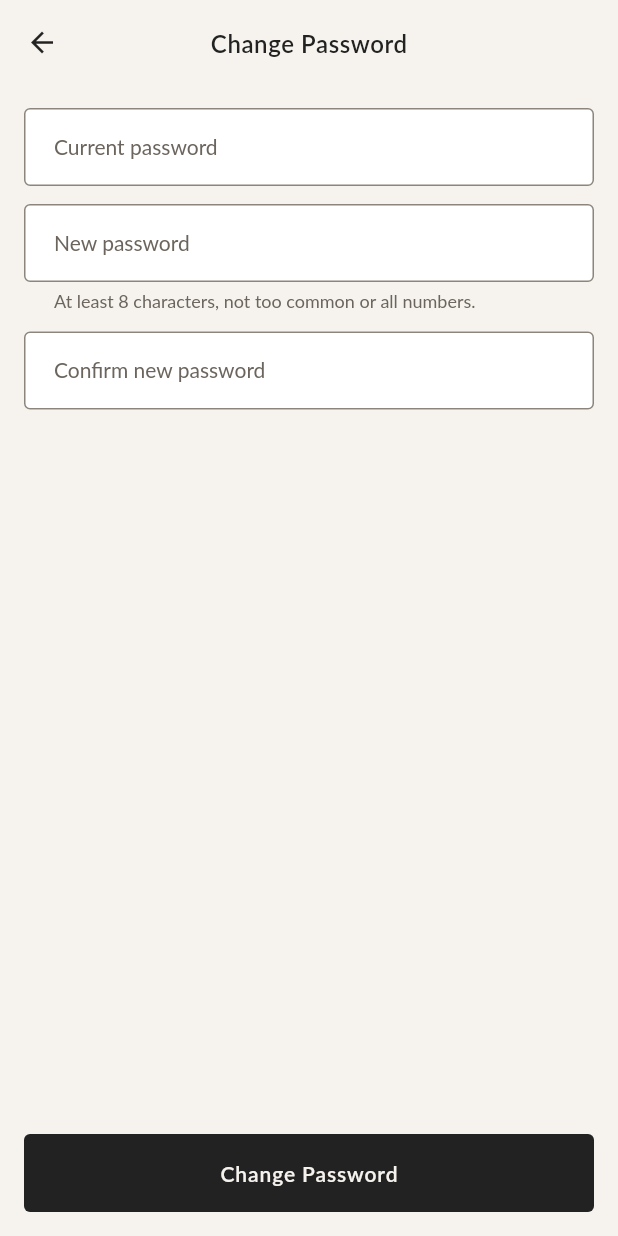
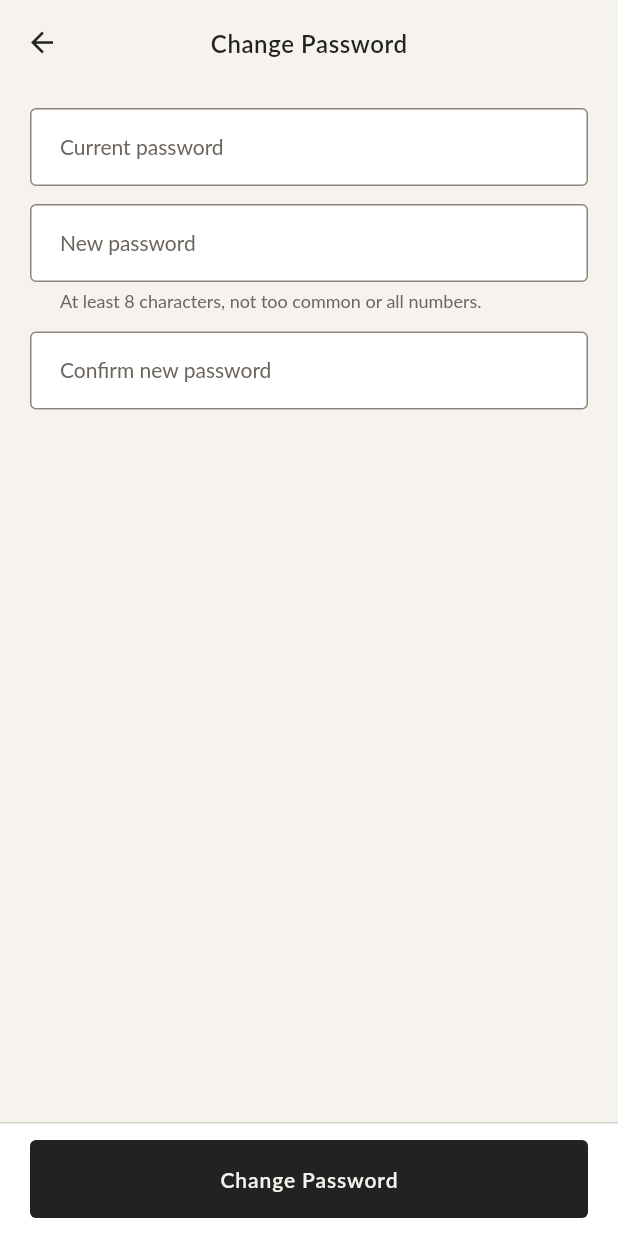
Before and after one commit to muazramzii/styva, a Flutter app: the ProfilePage screen opened by its route, after a tap on "Change Password", on a phone screen of 412 x 824 dp. Run offline on Flutter 3.47's test engine with Material 3 defaults, Android fonts, the phone set to English and light mode, and no system bars; our stand-ins replace dio, flutter_dotenv, flutter_riverpod, flutter_secure_storage, freezed_annotation, go_router; accounts and stored records are empty.

Commit message:
feat(ui): restyle Account, Edit Profile and Change Password
Account leads with the signed-in name and contact details, then one list
of destinations. Section labels no longer use the outline colour, which
was only 3.3:1 against the page background.

The two forms use the shared spacing, error text and bottom action bar.

```diff
--- a/styva_app/lib/features/profile/pages/change_password_page.dart
+++ b/styva_app/lib/features/profile/pages/change_password_page.dart
@@ -2,7 +2,10 @@ import 'package:flutter/material.dart';
 import 'package:flutter_riverpod/flutter_riverpod.dart';
 
 import '../../../core/router/app_router.dart';
+import '../../../core/theme/app_spacing.dart';
 import '../../../providers/profile_provider.dart';
+import '../../../shared/widgets/bottom_action_bar.dart';
+import '../../../shared/widgets/form_error_text.dart';
 
 class ChangePasswordPage extends ConsumerStatefulWidget {
   const ChangePasswordPage({super.key});
@@ -56,22 +59,26 @@ class _ChangePasswordPageState extends ConsumerState<ChangePasswordPage> {
       body: Form(
         key: _formKey,
         child: ListView(
-          padding: const EdgeInsets.all(16),
+          padding: const EdgeInsets.fromLTRB(AppSpacing.page, AppSpacing.lg, AppSpacing.page, AppSpacing.xl),
           children: [
             TextFormField(
               key: const Key('password_current'),
               controller: _current,
               enabled: !isSaving,
               obscureText: true,
+              textInputAction: TextInputAction.next,
+              autofillHints: const [AutofillHints.password],
               decoration: const InputDecoration(labelText: 'Current password'),
               validator: (v) => required(v, 'Current password'),
             ),
-            const SizedBox(height: 12),
+            const SizedBox(height: AppSpacing.md),
             TextFormField(
               key: const Key('password_new'),
               controller: _new,
               enabled: !isSaving,
               obscureText: true,
+              textInputAction: TextInputAction.next,
+              autofillHints: const [AutofillHints.newPassword],
               decoration: const InputDecoration(
                 labelText: 'New password',
                 helperText: 'At least 8 characters, not too common or all numbers.',
@@ -84,12 +91,14 @@ class _ChangePasswordPageState extends ConsumerState<ChangePasswordPage> {
                 return null;
               },
             ),
-            const SizedBox(height: 12),
+            const SizedBox(height: AppSpacing.md),
             TextFormField(
               key: const Key('password_confirm'),
               controller: _confirm,
               enabled: !isSaving,
               obscureText: true,
+              textInputAction: TextInputAction.done,
+              autofillHints: const [AutofillHints.newPassword],
               decoration: const InputDecoration(labelText: 'Confirm new password'),
               validator: (v) {
                 final missing = required(v, 'Confirmation');
@@ -99,22 +108,17 @@ class _ChangePasswordPageState extends ConsumerState<ChangePasswordPage> {
               },
             ),
             if (submitState case SubmitError(:final message)) ...[
-              const SizedBox(height: 16),
-              Text(message, style: TextStyle(color: Theme.of(context).colorScheme.error)),
+              const SizedBox(height: AppSpacing.lg),
+              FormErrorText(message),
             ],
           ],
         ),
       ),
-      bottomNavigationBar: SafeArea(
-        child: Padding(
-          padding: const EdgeInsets.all(16),
-          child: FilledButton(
-            key: const Key('password_submit'),
-            onPressed: isSaving ? null : _submit,
-            child: isSaving
-                ? const SizedBox.square(dimension: 20, child: CircularProgressIndicator(strokeWidth: 2))
-                : const Text('Change Password'),
-          ),
+      bottomNavigationBar: BottomActionBar(
+        child: FilledButton(
+          key: const Key('password_submit'),
+          onPressed: isSaving ? null : _submit,
+          child: isSaving ? const ButtonProgress() : const Text('Change Password'),
         ),
       ),
     );
--- a/styva_app/lib/features/profile/pages/edit_profile_page.dart
+++ b/styva_app/lib/features/profile/pages/edit_profile_page.dart
@@ -3,9 +3,12 @@ import 'package:flutter_riverpod/flutter_riverpod.dart';
 
 import '../../../core/constants/malaysia.dart';
 import '../../../core/router/app_router.dart';
+import '../../../core/theme/app_spacing.dart';
 import '../../../models/user_model.dart';
 import '../../../providers/auth_provider.dart';
 import '../../../providers/profile_provider.dart';
+import '../../../shared/widgets/bottom_action_bar.dart';
+import '../../../shared/widgets/form_error_text.dart';
 
 class EditProfilePage extends ConsumerStatefulWidget {
   const EditProfilePage({super.key});
@@ -67,7 +70,7 @@ class _EditProfilePageState extends ConsumerState<EditProfilePage> {
       body: Form(
         key: _formKey,
         child: ListView(
-          padding: const EdgeInsets.all(16),
+          padding: const EdgeInsets.fromLTRB(AppSpacing.page, AppSpacing.lg, AppSpacing.page, AppSpacing.xl),
           children: [
             TextFormField(
               key: const Key('profile_name'),
@@ -75,6 +78,8 @@ class _EditProfilePageState extends ConsumerState<EditProfilePage> {
               enabled: !isSaving,
               decoration: const InputDecoration(labelText: 'Full name'),
               textCapitalization: TextCapitalization.words,
+              textInputAction: TextInputAction.next,
+              autofillHints: const [AutofillHints.name],
               validator: (value) {
                 final text = value?.trim() ?? '';
                 if (text.isEmpty) return 'Full name is required';
@@ -82,20 +87,22 @@ class _EditProfilePageState extends ConsumerState<EditProfilePage> {
                 return null;
               },
             ),
-            const SizedBox(height: 12),
+            const SizedBox(height: AppSpacing.md),
             TextFormField(
               key: const Key('profile_phone'),
               controller: _phone,
               enabled: !isSaving,
               decoration: const InputDecoration(labelText: 'Phone (optional)', hintText: '012-345 6789'),
               keyboardType: TextInputType.phone,
+              textInputAction: TextInputAction.done,
+              autofillHints: const [AutofillHints.telephoneNumber],
               validator: (value) {
                 final text = value?.trim() ?? '';
                 if (text.isNotEmpty && !phonePattern.hasMatch(text)) return 'Enter a valid phone number';
                 return null;
               },
             ),
-            const SizedBox(height: 12),
+            const SizedBox(height: AppSpacing.md),
             TextFormField(
               // initialValue is read once; the key rebuilds the field if the
               // user loads after the page was first built.
@@ -108,22 +115,17 @@ class _EditProfilePageState extends ConsumerState<EditProfilePage> {
               ),
             ),
             if (submitState case SubmitError(:final message)) ...[
-              const SizedBox(height: 16),
-              Text(message, style: TextStyle(color: Theme.of(context).colorScheme.error)),
+              const SizedBox(height: AppSpacing.lg),
+              FormErrorText(message),
             ],
           ],
         ),
       ),
-      bottomNavigationBar: SafeArea(
-        child: Padding(
-          padding: const EdgeInsets.all(16),
-          child: FilledButton(
-            key: const Key('profile_save'),
-            onPressed: isSaving ? null : _save,
-            child: isSaving
-                ? const SizedBox.square(dimension: 20, child: CircularProgressIndicator(strokeWidth: 2))
-                : const Text('Save'),
-          ),
+      bottomNavigationBar: BottomActionBar(
+        child: FilledButton(
+          key: const Key('profile_save'),
+          onPressed: isSaving ? null : _save,
+          child: isSaving ? const ButtonProgress() : const Text('Save'),
         ),
       ),
     );
--- a/styva_app/lib/features/profile/pages/profile_page.dart
+++ b/styva_app/lib/features/profile/pages/profile_page.dart
@@ -3,97 +3,95 @@ import 'package:flutter_riverpod/flutter_riverpod.dart';
 import 'package:go_router/go_router.dart';
 
 import '../../../core/router/app_router.dart';
+import '../../../core/theme/app_colors.dart';
+import '../../../core/theme/app_spacing.dart';
 import '../../../providers/auth_provider.dart';
 
-/// The Account screen: profile summary plus entry points for editing the
-/// profile, orders, password, saved addresses and signing out.
+/// The Account screen: who is signed in, then entry points for editing the
+/// profile, orders, saved addresses, password and signing out.
 class ProfilePage extends ConsumerWidget {
   const ProfilePage({super.key});
 
   @override
   Widget build(BuildContext context, WidgetRef ref) {
     final user = ref.watch(currentUserProvider);
-    final colors = Theme.of(context).colorScheme;
+    final textTheme = Theme.of(context).textTheme;
+    final hasPhone = user?.phone.isNotEmpty ?? false;
 
     return Scaffold(
       appBar: AppBar(title: const Text('Account')),
       body: ListView(
         children: [
-          const _SectionHeader('Profile'),
-          ListTile(
-            leading: const Icon(Icons.person_outline),
-            title: const Text('Name'),
-            subtitle: Text(user?.fullName ?? ''),
-          ),
-          ListTile(
-            leading: const Icon(Icons.mail_outline),
-            title: const Text('Email'),
-            subtitle: Text(user?.email ?? ''),
-          ),
-          ListTile(
-            leading: const Icon(Icons.phone_outlined),
-            title: const Text('Phone'),
-            subtitle: Text(
-              (user?.phone.isNotEmpty ?? false) ? user!.phone : 'Not set',
-              style: (user?.phone.isNotEmpty ?? false) ? null : TextStyle(color: colors.outline),
+          Padding(
+            padding: const EdgeInsets.fromLTRB(AppSpacing.page, AppSpacing.xl, AppSpacing.page, AppSpacing.xl),
+            child: Column(
+              crossAxisAlignment: CrossAxisAlignment.start,
+              children: [
+                Semantics(header: true, child: Text(user?.fullName ?? '', style: textTheme.headlineMedium)),
+                const SizedBox(height: AppSpacing.md),
+                _ContactLine(icon: Icons.mail_outline, semanticLabel: 'Email', value: user?.email ?? ''),
+                const SizedBox(height: AppSpacing.xs),
+                _ContactLine(
+                  icon: Icons.phone_outlined,
+                  semanticLabel: 'Phone',
+                  value: hasPhone ? user!.phone : 'Not set',
+                  muted: !hasPhone,
+                ),
+              ],
             ),
           ),
+          const Divider(),
           _NavTile(
             icon: Icons.edit_outlined,
             label: 'Edit Profile',
             onTap: () => context.push(AppRoutes.editProfile),
           ),
-          const Divider(height: 32),
-          const _SectionHeader('Orders'),
           _NavTile(
             icon: Icons.receipt_long_outlined,
             label: 'My Orders',
             onTap: () => context.push(AppRoutes.orders),
           ),
-          const Divider(height: 32),
-          const _SectionHeader('Addresses'),
           _NavTile(
             icon: Icons.location_on_outlined,
             label: 'Saved Addresses',
             onTap: () => context.push(AppRoutes.addresses),
           ),
-          const Divider(height: 32),
-          const _SectionHeader('Security'),
           _NavTile(
             icon: Icons.lock_outline,
             label: 'Change Password',
             onTap: () => context.push(AppRoutes.changePassword),
           ),
-          const Divider(height: 32),
-          const _SectionHeader('Session'),
+          const Divider(),
           ListTile(
-            leading: Icon(Icons.logout, color: colors.error),
-            title: Text('Log out', style: TextStyle(color: colors.error)),
+            leading: const Icon(Icons.logout, color: AppColors.error),
+            title: Text('Log out', style: textTheme.bodyLarge?.copyWith(color: AppColors.error)),
             onTap: () => ref.read(authProvider.notifier).logout(),
           ),
-          const SizedBox(height: 24),
+          const SizedBox(height: AppSpacing.xl),
         ],
       ),
     );
   }
 }
 
-class _SectionHeader extends StatelessWidget {
-  const _SectionHeader(this.title);
+/// An icon and one line of contact detail under the user's name.
+class _ContactLine extends StatelessWidget {
+  const _ContactLine({required this.icon, required this.semanticLabel, required this.value, this.muted = false});
 
-  final String title;
+  final IconData icon;
+  final String semanticLabel;
+  final String value;
+  final bool muted;
 
   @override
   Widget build(BuildContext context) {
-    return Padding(
-      padding: const EdgeInsets.fromLTRB(16, 16, 16, 4),
-      child: Text(
-        title.toUpperCase(),
-        style: Theme.of(context).textTheme.labelMedium?.copyWith(
-              letterSpacing: 1.2,
-              color: Theme.of(context).colorScheme.outline,
-            ),
-      ),
+    final style = Theme.of(context).textTheme.bodyMedium;
+    return Row(
+      children: [
+        Icon(icon, size: 18, color: AppColors.textSecondary, semanticLabel: semanticLabel),
+        const SizedBox(width: AppSpacing.sm),
+        Expanded(child: Text(value, style: muted ? style?.copyWith(color: AppColors.textSecondary) : style)),
+      ],
     );
   }
 }
```
